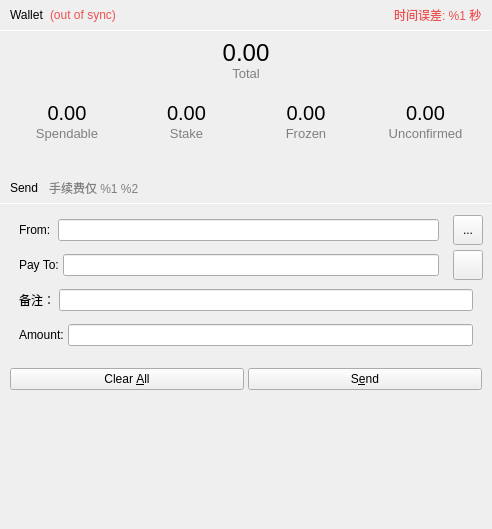
First picture: the form in src/forms/walletsendui.ui, repository 33cn/chain33-qt, before the edit.
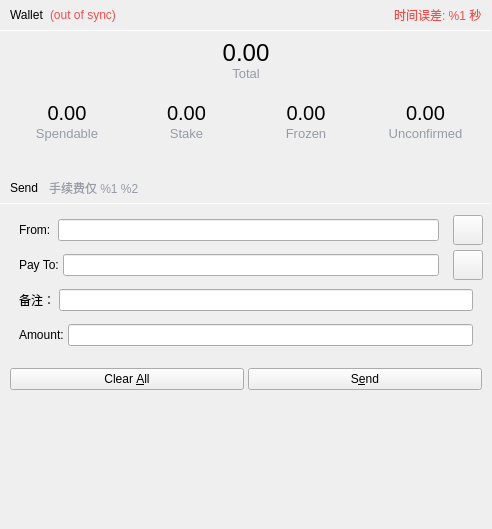
Second picture: the form after the edit. Icons and pictures are not drawn. Custom widgets are drawn as their Qt base class.

Commit message: modify ycc color scheme

Diff of the .ui file:
```diff
--- a/src/forms/walletsendui.ui
+++ b/src/forms/walletsendui.ui
@@ -268,7 +268,7 @@
             <enum>Qt::LeftToRight</enum>
            </property>
            <property name="styleSheet">
-            <string notr="true">QLabel { color: #808080; font: 10pt;}</string>
+            <string notr="true">QLabel { color: #969BA6; font: 10pt;}</string>
            </property>
            <property name="text">
             <string>Total</string>
@@ -361,7 +361,7 @@
                </font>
               </property>
               <property name="styleSheet">
-               <string notr="true">QLabel { color: #808080; font: 10pt;}</string>
+               <string notr="true">QLabel { color: #969BA6; font: 10pt;}</string>
               </property>
               <property name="text">
                <string>Spendable</string>
@@ -433,7 +433,7 @@
                </font>
               </property>
               <property name="styleSheet">
-               <string notr="true">QLabel { color: #808080; font: 10pt;}</string>
+               <string notr="true">QLabel { color: #969BA6; font: 10pt;}</string>
               </property>
               <property name="text">
                <string>Stake</string>
@@ -499,7 +499,7 @@
                </font>
               </property>
               <property name="styleSheet">
-               <string notr="true">QLabel { color: #808080; font: 10pt;}</string>
+               <string notr="true">QLabel { color: #969BA6; font: 10pt;}</string>
               </property>
               <property name="text">
                <string>Frozen</string>
@@ -571,7 +571,7 @@
                </font>
               </property>
               <property name="styleSheet">
-               <string notr="true">QLabel { color: #808080; font: 10pt;}</string>
+               <string notr="true">QLabel { color: #969BA6; font: 10pt;}</string>
               </property>
               <property name="text">
                <string>Unconfirmed</string>
@@ -681,7 +681,7 @@
          <item>
           <widget class="QLabel" name="label_fee_text">
            <property name="styleSheet">
-            <string notr="true">QLabel { color: #808080; }</string>
+            <string notr="true">QLabel { color: #969BA6; }</string>
            </property>
            <property name="text">
             <string>手续费仅 %1 %2</string>
@@ -804,11 +804,7 @@
               <string notr="true">QPushButton{ background-color: #2c2c2c;border-radius: 4px;border: none;width: 30px; height: 30px;}</string>
              </property>
              <property name="text">
-              <string>...</string>
-             </property>
-             <property name="icon">
-              <iconset resource="../bitcoin.qrc">
-               <normaloff>:/res/icons/address_book.png</normaloff>:/res/icons/address_book.png</iconset>
+              <string/>
              </property>
              <property name="shortcut">
               <string/>
```
Left out of the diff: 11 changed lines with no effect on the pictures. The commit also changes 39 other files.
